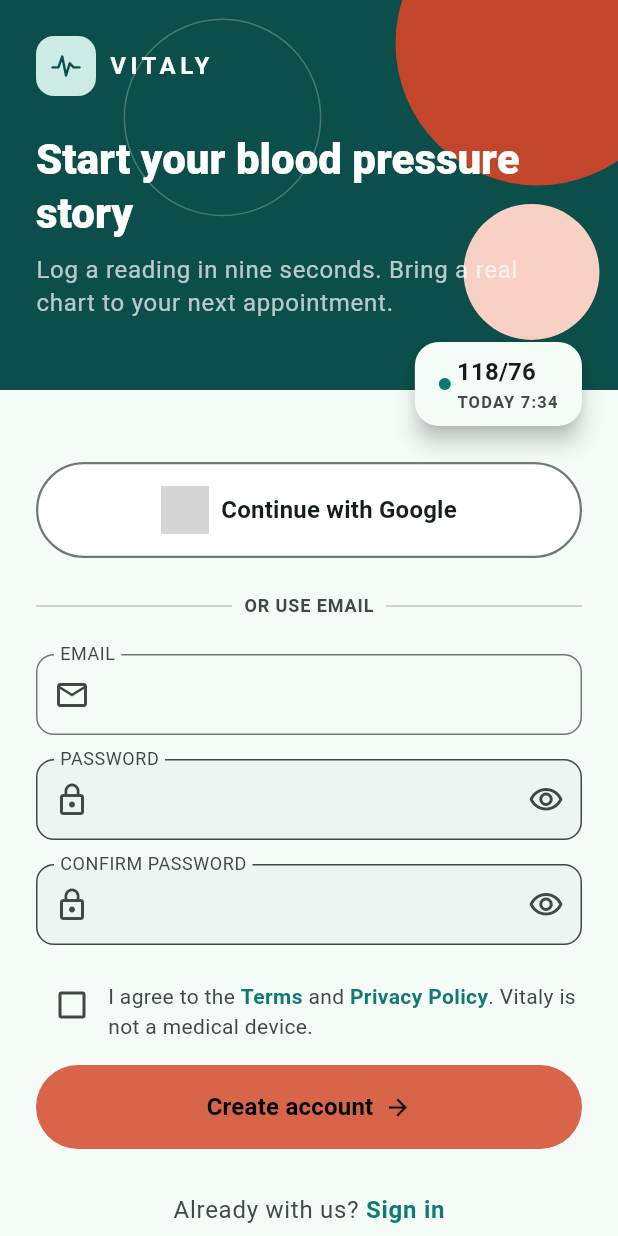
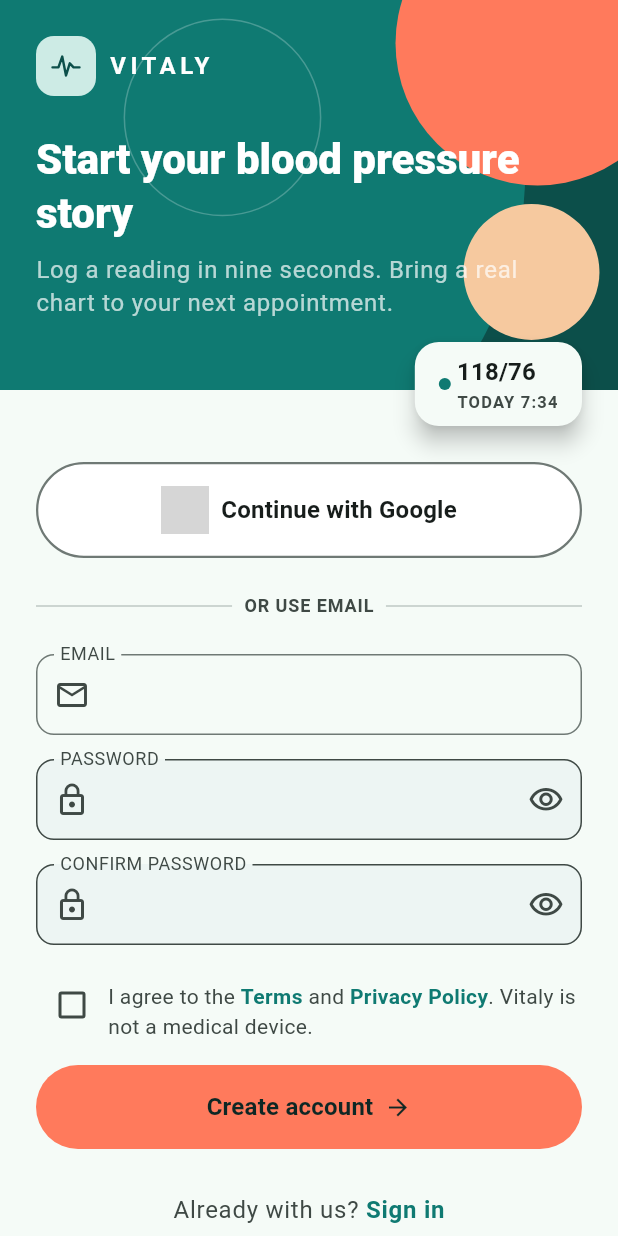
Before and after one commit to dzormenyoanthony/Vitality, a Flutter app: the SignUpScreen screen opened by its route, on a phone screen of 412 x 824 dp. Run offline on Flutter 3.47's test engine with Material 3 defaults, Android fonts, the phone set to English and light mode, and no system bars; our stand-ins replace cloud_firestore, drift, drift_flutter, file_picker, firebase_auth, firebase_core and 12 more; missing offline and left inert: google_mlkit_document_scanner, google_mlkit_text_recognition; accounts and stored records are empty; generated files the repository leaves out were written again; grey boxes are pictures that could not be loaded.

Commit message:
Fix Sign Up screen fidelity against design_references/Create Account screen.png
Pixel-sampling the reference against the current implementation found
three real gaps:

- A large, mostly off-screen circle behind the top-left of the hero
  header (creating the lighter-teal "quarter pill" visible behind the
  wordmark/headline) was completely missing — the header only painted
  the flat dark heroFill background. Added it back using the existing
  dashboardAccentTeal constant.
- The big coral circle, small peach circle, and "Create account" button
  (background, text, icon, spinner) were all using colors that don't
  match the reference on close sampling. Added two new dedicated
  constants (signUpAccentCoral, signUpAccentPeach) rather than touching
  the shared dashboardAccentCoral/actionAccent, which are correct for
  their own contexts elsewhere. The button's dark text color turned out
  to be an exact match for the existing onboardingHeadline constant.

flutter analyze clean; full suite passing (249 tests).

Co-Authored-By: Claude Sonnet 5 <noreply@anthropic.com>
Claude-Session: https://claude.ai/code/session_01VJuDKSgisVmXXxmq5zy1vL

```diff
--- a/lib/core/theme/app_colors.dart
+++ b/lib/core/theme/app_colors.dart
@@ -106,6 +106,15 @@ abstract final class AppColors {
   /// [onboardingHeadline]/[onboardingBody] exactly (same teal/dark-teal
   /// palette as Onboarding 1 of 3); only the field border is new.
   static const Color onboardingFieldBorder = Color(0xFF566A65);
+
+  /// Create Account hero header's decorative circles and CTA button,
+  /// sampled from `design_references/Create Account screen.png` — a
+  /// brighter coral/peach than the shared [dashboardAccentCoral]/
+  /// [actionAccent] (which are correct for their own contexts elsewhere),
+  /// so this screen gets its own dedicated values instead of drifting the
+  /// shared ones.
+  static const Color signUpAccentCoral = Color(0xFFFF7A5C);
+  static const Color signUpAccentPeach = Color(0xFFF6C99F);
 
   /// Saved Reports "document locker" hero card, sampled from
   /// `design_references/My document locker.png` (gradient reuses
--- a/lib/features/authentication/presentation/sign_up_screen.dart
+++ b/lib/features/authentication/presentation/sign_up_screen.dart
@@ -338,8 +338,8 @@ class _SignUpScreenState extends ConsumerState<SignUpScreen> {
                               onPressed: isLoading ? null : _submit,
                               iconAlignment: IconAlignment.end,
                               style: FilledButton.styleFrom(
-                                backgroundColor: AppColors.actionAccent,
-                                foregroundColor: Colors.black,
+                                backgroundColor: AppColors.signUpAccentCoral,
+                                foregroundColor: AppColors.onboardingHeadline,
                                 shape: const StadiumBorder(),
                                 padding: const EdgeInsets.symmetric(
                                   vertical: AppSpacing.md,
@@ -353,12 +353,12 @@ class _SignUpScreenState extends ConsumerState<SignUpScreen> {
                                       height: 20,
                                       child: CircularProgressIndicator(
                                         strokeWidth: 2,
-                                        color: Colors.black,
+                                        color: AppColors.onboardingHeadline,
                                       ),
                                     )
                                   : const Icon(
                                       Icons.arrow_forward,
-                                      color: Colors.black,
+                                      color: AppColors.onboardingHeadline,
                                     ),
                               label: const Text('Create account'),
                             ),
@@ -441,6 +441,18 @@ class _HeroHeader extends StatelessWidget {
               const Positioned.fill(
                 child: ColoredBox(color: AppColors.heroFill),
               ),
+              // A large, mostly off-screen circle whose bottom-right arc
+              // creates the lighter-teal "quarter pill" filling the top-left
+              // of the header — matching the reference exactly. Painted
+              // before the coral/peach circles so it sits behind them.
+              Positioned(
+                top: -width * 0.3,
+                left: -width * 0.3,
+                child: _Circle(
+                  diameter: width * 1.15,
+                  color: AppColors.dashboardAccentTeal,
+                ),
+              ),
               // Decorative circles, painted over the background but
               // *behind* the text below — matching the reference, where
               // the headline stays fully legible even though the coral
@@ -450,7 +462,7 @@ class _HeroHeader extends StatelessWidget {
                 right: -width * 0.1,
                 child: _Circle(
                   diameter: width * 0.46,
-                  color: AppColors.dashboardAccentCoral,
+                  color: AppColors.signUpAccentCoral,
                 ),
               ),
               Positioned(
@@ -458,7 +470,7 @@ class _HeroHeader extends StatelessWidget {
                 right: width * 0.03,
                 child: _Circle(
                   diameter: width * 0.22,
-                  color: AppColors.onboardingIllustrationCircleBright2,
+                  color: AppColors.signUpAccentPeach,
                 ),
               ),
               Positioned(
```
